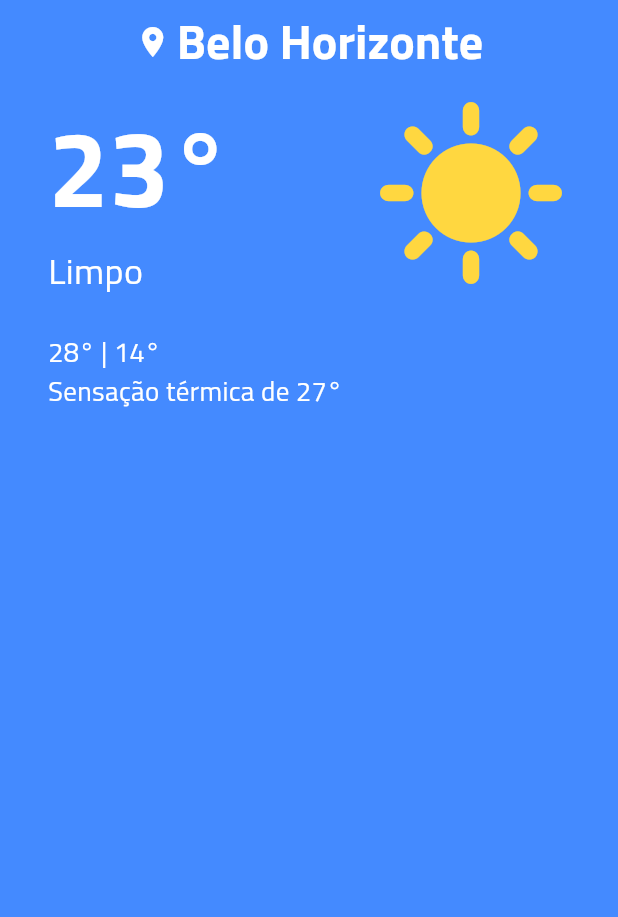
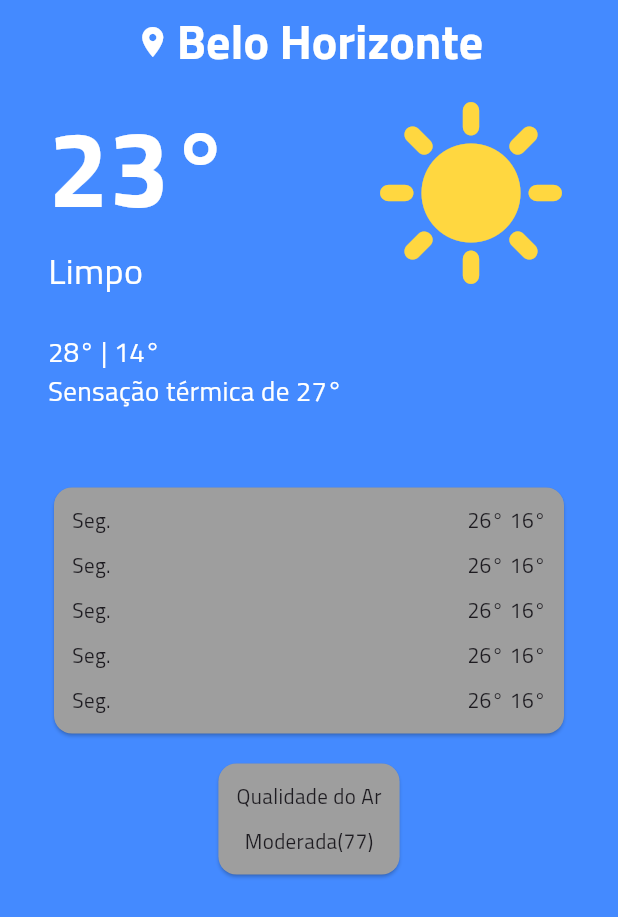
Before and after one commit to leandrosl/weather_app_flutter, a Flutter app: the screen it shows after launch, on a phone screen of 412 x 824 dp. Shown: the top 917 px of the screen. Run offline on Flutter 3.47's test engine with Material 3 defaults, Android fonts, the phone set to English and light mode, and no system bars.

Commit message:
Inicio do card de qualidade do ar

```diff
--- a/lib/screens/home_page.dart
+++ b/lib/screens/home_page.dart
@@ -115,6 +115,14 @@ class _HomePagePortrait extends StatelessWidget {
                   ),
                 ),
               ),
+              const SizedBox(
+                height: 48.0,
+              ),
+              NextDaysTemperaturesCard(),
+              const SizedBox(
+                height: 12.0,
+              ),
+              AirQualityCard(),
             ],
           ),
         ),
@@ -210,3 +218,72 @@ class _HomePageLandscape extends StatelessWidget {
     );
   }
 }
+
+class NextDaysTemperaturesCard extends StatelessWidget {
+  @override
+  Widget build(BuildContext context) {
+    return Card(
+      color: Colors.grey,
+      child: Padding(
+        padding: const EdgeInsets.symmetric(
+          vertical: 12.0,
+          horizontal: 12.0,
+        ),
+        child: Column(
+          spacing: 10.0,
+          children: [
+            NextDayTemperatureItem(),
+            NextDayTemperatureItem(),
+            NextDayTemperatureItem(),
+            NextDayTemperatureItem(),
+            NextDayTemperatureItem(),
+          ],
+        ),
+      ),
+    );
+  }
+}
+
+class NextDayTemperatureItem extends StatelessWidget {
+  @override
+  Widget build(BuildContext context) {
+    return const Row(
+      children: [
+        Expanded(
+          child: Text("Seg."),
+        ),
+        Text("26°"),
+        SizedBox(
+          width: 4.0,
+        ),
+        Text("16°"),
+      ],
+    );
+  }
+}
+
+class AirQualityCard extends StatelessWidget {
+  @override
+  Widget build(BuildContext context) {
+    return const Card(
+      color: Colors.grey,
+      child: Padding(
+        padding: const EdgeInsets.symmetric(
+          vertical: 12.0,
+          horizontal: 12.0,
+        ),
+        child: Column(
+          spacing: 10.0,
+          children: [
+            Text(
+              "Qualidade do Ar",
+            ),
+            Text(
+              "Moderada(77)",
+            ),
+          ],
+        ),
+      ),
+    );
+  }
+}
```
